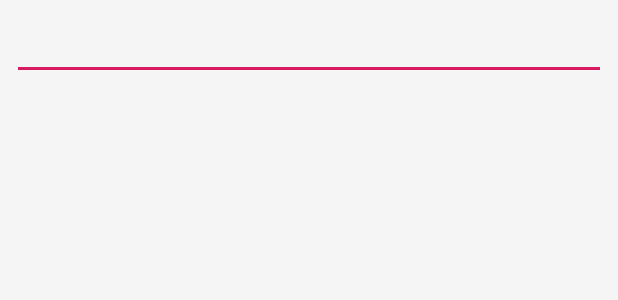
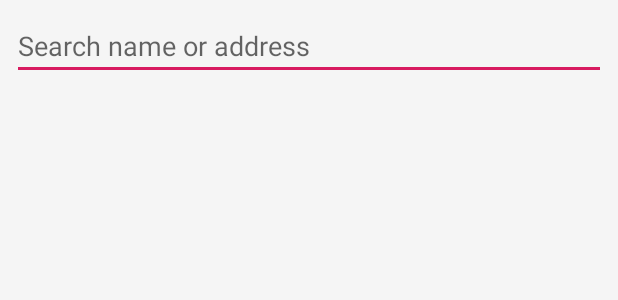
Before and after one commit to darknblack/project115, an Android app: the layout activity_display_shelter.xml on its own in the app's theme, with its tools: preview values and no code run, on a phone screen of 412 x 824 dp. Shown: the top 300 px of the screen. Run offline under Robolectric (Android 15) with nearby library versions, the phone set to English and light mode, and no system bars.

Commit message:
fix arrangement of searchbar

```diff
--- a/app/src/main/res/layout/activity_display_shelter.xml
+++ b/app/src/main/res/layout/activity_display_shelter.xml
@@ -32,8 +32,10 @@
                 android:id="@+id/searchField"
                 android:layout_width="match_parent"
                 android:layout_height="wrap_content"
+                android:layout_marginBottom="2dp"
                 android:layout_weight="1"
                 android:ems="10"
+                android:hint="Search name or address"
                 android:inputType="textPersonName" />
 
             <LinearLayout
```
